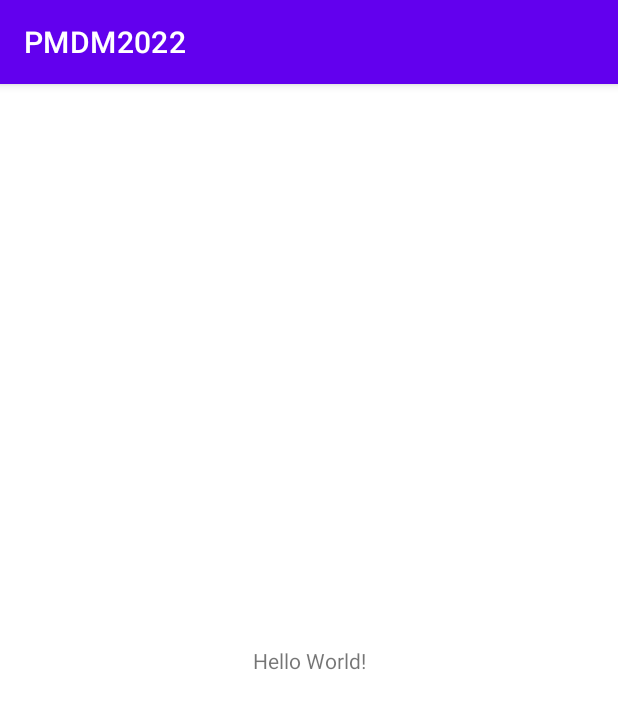
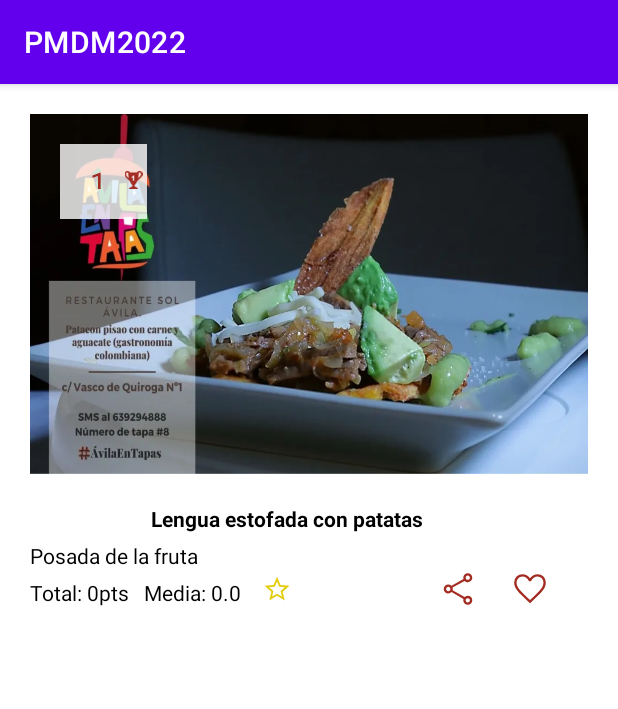
Before and after one commit to Pabloyquemas/PMDM, an Android app: the screen it shows after launch (MainActivity before the commit, Ut01AvilaEnTapasActivity after it), on a phone screen of 412 x 824 dp. Shown: the top 709 px of the screen. Run offline under Robolectric (Android 15) with nearby library versions, the phone set to English and light mode, and no system bars.

Commit message:
Avila en Tapas

```diff
--- a/app/src/main/AndroidManifest.xml
+++ b/app/src/main/AndroidManifest.xml
@@ -12,6 +12,18 @@
         android:supportsRtl="true"
         android:theme="@style/Theme.PMDM2022"
         tools:targetApi="31">
+        <activity
+            android:name=".ut01.AvilaEnTapas.Ut01AvilaEnTapasActivity"
+            android:exported="true">
+            <intent-filter>
+                <action android:name="android.intent.action.MAIN" />
+
+                <category android:name="android.intent.category.LAUNCHER" />
+            </intent-filter>
+            <meta-data
+                android:name="android.app.lib_name"
+                android:value="" />
+        </activity>
         <activity
             android:name=".Ut01Ex02bActivity"
             android:exported="false">
@@ -36,11 +48,6 @@
         <activity
             android:name=".MainActivity"
             android:exported="true">
-            <intent-filter>
-                <action android:name="android.intent.action.MAIN" />
-
-                <category android:name="android.intent.category.LAUNCHER" />
-            </intent-filter>
 
             <meta-data
                 android:name="android.app.lib_name"
--- /dev/null
+++ b/app/src/main/java/com/pgonrod/pmdm2022/ut01/AvilaEnTapas/Ut01AvilaEnTapasActivity.kt
@@ -0,0 +1,12 @@
+package com.pgonrod.pmdm2022.ut01.AvilaEnTapas
+
+import androidx.appcompat.app.AppCompatActivity
+import android.os.Bundle
+import com.pgonrod.pmdm2022.R
+
+class Ut01AvilaEnTapasActivity : AppCompatActivity() {
+    override fun onCreate(savedInstanceState: Bundle?) {
+        super.onCreate(savedInstanceState)
+        setContentView(R.layout.activity_ut01_avila_en_tapas)
+    }
+}
--- /dev/null
+++ b/app/src/main/res/drawable/ic_favorite.xml
@@ -0,0 +1,9 @@
+<vector xmlns:android="http://schemas.android.com/apk/res/android"
+    android:width="48dp"
+    android:height="48dp"
+    android:viewportWidth="48"
+    android:viewportHeight="48">
+  <path
+      android:fillColor="#FF000000"
+      android:pathData="m24,41.95 l-2.05,-1.85q-5.3,-4.85 -8.75,-8.375 -3.45,-3.525 -5.5,-6.3T4.825,20.4Q4,18.15 4,15.85q0,-4.5 3.025,-7.525Q10.05,5.3 14.5,5.3q2.85,0 5.275,1.35Q22.2,8 24,10.55q2.1,-2.7 4.45,-3.975T33.5,5.3q4.45,0 7.475,3.025Q44,11.35 44,15.85q0,2.3 -0.825,4.55T40.3,25.425q-2.05,2.775 -5.5,6.3T26.05,40.1ZM24,38q5.05,-4.65 8.325,-7.975 3.275,-3.325 5.2,-5.825 1.925,-2.5 2.7,-4.45 0.775,-1.95 0.775,-3.9 0,-3.3 -2.1,-5.425T33.5,8.3q-2.55,0 -4.75,1.575T25.2,14.3h-2.45q-1.3,-2.8 -3.5,-4.4 -2.2,-1.6 -4.75,-1.6 -3.3,0 -5.4,2.125Q7,12.55 7,15.85q0,1.95 0.775,3.925 0.775,1.975 2.7,4.5Q12.4,26.8 15.7,30.1 19,33.4 24,38ZM24,23.15Z"/>
+</vector>
--- /dev/null
+++ b/app/src/main/res/drawable/ic_share.xml
@@ -0,0 +1,9 @@
+<vector xmlns:android="http://schemas.android.com/apk/res/android"
+    android:width="48dp"
+    android:height="48dp"
+    android:viewportWidth="48"
+    android:viewportHeight="48">
+  <path
+      android:fillColor="#FF000000"
+      android:pathData="M36.35,44q-2.35,0 -4.025,-1.675Q30.65,40.65 30.65,38.3q0,-0.35 0.075,-0.825t0.225,-0.875L15.8,27.8q-0.75,0.85 -1.85,1.375t-2.25,0.525q-2.35,0 -4.025,-1.675Q6,26.35 6,24q0,-2.4 1.675,-4.05T11.7,18.3q1.15,0 2.2,0.45 1.05,0.45 1.9,1.3l15.15,-8.7q-0.15,-0.35 -0.225,-0.8 -0.075,-0.45 -0.075,-0.85 0,-2.4 1.675,-4.05T36.35,4q2.4,0 4.05,1.65t1.65,4.05q0,2.35 -1.65,4.025 -1.65,1.675 -4.05,1.675 -1.15,0 -2.225,-0.375Q33.05,14.65 32.3,13.8l-15.15,8.4q0.1,0.4 0.175,0.925 0.075,0.525 0.075,0.875t-0.075,0.75q-0.075,0.4 -0.175,0.8l15.15,8.6q0.75,-0.7 1.75,-1.125 1,-0.425 2.3,-0.425 2.4,0 4.05,1.65t1.65,4.05q0,2.35 -1.65,4.025Q38.75,44 36.35,44ZM36.35,12.4q1.15,0 1.925,-0.775 0.775,-0.775 0.775,-1.925t-0.775,-1.925Q37.5,7 36.35,7t-1.925,0.775q-0.775,0.775 -0.775,1.925t0.775,1.925q0.775,0.775 1.925,0.775ZM11.7,26.7q1.15,0 1.925,-0.775 0.775,-0.775 0.775,-1.925t-0.775,-1.925Q12.85,21.3 11.7,21.3t-1.925,0.775Q9,22.85 9,24t0.775,1.925q0.775,0.775 1.925,0.775ZM36.35,41q1.15,0 1.925,-0.775 0.775,-0.775 0.775,-1.925t-0.775,-1.925Q37.5,35.6 36.35,35.6t-1.925,0.775q-0.775,0.775 -0.775,1.925t0.775,1.925Q35.2,41 36.35,41ZM36.35,9.7ZM11.7,24ZM36.35,38.3Z"/>
+</vector>
--- /dev/null
+++ b/app/src/main/res/drawable/ic_star.xml
@@ -0,0 +1,9 @@
+<vector xmlns:android="http://schemas.android.com/apk/res/android"
+    android:width="48dp"
+    android:height="48dp"
+    android:viewportWidth="48"
+    android:viewportHeight="48">
+  <path
+      android:fillColor="#FF000000"
+      android:pathData="m16.15,37.75 l7.85,-4.7 7.85,4.75 -2.1,-8.9 6.9,-6 -9.1,-0.8L24,13.7l-3.55,8.35 -9.1,0.8 6.9,6ZM11.65,44l3.25,-14.05L4,20.5l14.4,-1.25L24,6l5.6,13.25L44,20.5l-10.9,9.45L36.35,44 24,36.55ZM24,26.25Z"/>
+</vector>
--- /dev/null
+++ b/app/src/main/res/layout/activity_ut01_avila_en_tapas.xml
@@ -0,0 +1,112 @@
+<?xml version="1.0" encoding="utf-8"?>
+<RelativeLayout xmlns:android="http://schemas.android.com/apk/res/android"
+    xmlns:app="http://schemas.android.com/apk/res-auto"
+    xmlns:tools="http://schemas.android.com/tools"
+    android:layout_width="match_parent"
+    android:layout_height="match_parent"
+    android:orientation="vertical"
+    tools:context=".ut01.AvilaEnTapas.Ut01AvilaEnTapasActivity">
+
+    <RelativeLayout
+        android:id="@+id/part1"
+        android:layout_width="wrap_content"
+        android:layout_height="@dimen/size_image"
+        android:layout_marginStart="@dimen/size_margin"
+        android:layout_marginTop="@dimen/size_margin"
+        android:layout_marginEnd="@dimen/size_margin"
+        android:layout_marginBottom="@dimen/size_margin"
+        android:background="@drawable/ic_Tapa">
+
+        <RelativeLayout
+            android:layout_width="58dp"
+            android:layout_height="50dp"
+            android:layout_marginStart="@dimen/size_margin"
+            android:layout_marginTop="@dimen/size_margin"
+            android:layout_marginEnd="@dimen/size_margin"
+            android:layout_marginBottom="@dimen/size_margin"
+            android:background="@color/white_transparent">
+
+            <TextView
+                android:layout_width="match_parent"
+                android:layout_height="20dp"
+                android:layout_marginStart="@dimen/size_margin"
+                android:layout_marginTop="12dp"
+                android:layout_marginEnd="@dimen/size_margin"
+                android:layout_marginBottom="@dimen/size_margin"
+                android:text="1º"
+                android:textColor="@color/dark_red"
+                android:textSize="20sp" />
+
+            <ImageView
+                android:layout_width="wrap_content"
+                android:layout_height="12dp"
+                android:layout_marginLeft="40dp"
+                android:layout_marginTop="18dp"
+                android:src="@drawable/ic_trofeo"
+                app:tint="@color/dark_red" />
+        </RelativeLayout>
+    </RelativeLayout>
+    <TextView
+        android:id="@+id/name_tapa"
+        android:layout_width="wrap_content"
+        android:layout_height="wrap_content"
+        android:layout_below="@id/part1"
+        android:layout_marginLeft="100dp"
+        android:text="@string/name_tapa"
+        android:textAlignment="center"
+        android:textColor="@color/black"
+        android:textStyle="bold" />
+    <TextView
+        android:id="@+id/name_restaurant"
+        android:layout_below="@id/name_tapa"
+        android:layout_width="wrap_content"
+        android:layout_height="wrap_content"
+        android:layout_marginTop="5dp"
+        android:layout_marginLeft="@dimen/size_margin"
+        android:textColor="@color/black"
+        android:text="@string/name_restaurant"/>
+    <TextView
+        android:id="@+id/points"
+        android:layout_below="@id/name_restaurant"
+        android:layout_width="wrap_content"
+        android:layout_height="wrap_content"
+        android:layout_marginTop="5dp"
+        android:textColor="@color/black"
+        android:layout_marginLeft="@dimen/size_margin"
+        android:text="@string/points"/>
+    <TextView
+        android:id="@+id/media"
+        android:layout_toEndOf="@id/points"
+        android:layout_below="@id/name_restaurant"
+        android:layout_marginTop="5dp"
+        android:layout_marginLeft="10dp"
+        android:layout_width="wrap_content"
+        android:layout_height="wrap_content"
+        android:textColor="@color/black"
+        android:text="@string/media"/>
+    <ImageView
+        android:id="@+id/star"
+        android:layout_marginTop="2dp"
+        android:layout_toEndOf="@id/media"
+        android:layout_below="@id/name_restaurant"
+        android:layout_width="wrap_content"
+        android:layout_height="20dp"
+        android:src="@drawable/ic_star"
+        app:tint="@color/dark_yellow"
+        android:backgroundTint="@color/dark_yellow"/>
+    <ImageView
+        android:id="@+id/share"
+        android:layout_width="wrap_content"
+        android:layout_height="25dp"
+        android:src="@drawable/ic_share"
+        android:layout_toEndOf="@id/name_tapa"
+        android:layout_below="@id/name_restaurant"
+        app:tint="@color/dark_red" />
+    <ImageView
+        android:layout_toEndOf="@id/share"
+        android:layout_below="@id/name_restaurant"
+        android:layout_width="wrap_content"
+        android:layout_height="25dp"
+        app:tint="@color/dark_red"
+        android:src="@drawable/ic_favorite"/>
+</RelativeLayout>
--- a/app/src/main/res/values/colors.xml
+++ b/app/src/main/res/values/colors.xml
@@ -6,6 +6,8 @@
     <color name="teal_200">#FF03DAC5</color>
     <color name="teal_700">#FF018786</color>
     <color name="black">#FF000000</color>
-    <color name="white">#FFFFFFFF</color>
+    <color name="white_transparent">#CCFFFFFF</color>
     <color name="red">#F44336</color>
+    <color name="dark_red">#A32B22</color>
+    <color name="dark_yellow">#E3CD0F</color>
 </resources>
--- a/app/src/main/res/values/dimens.xml
+++ b/app/src/main/res/values/dimens.xml
@@ -1,4 +1,5 @@
 <?xml version="1.0" encoding="utf-8"?>
 <resources>
     <dimen name = "size_image">240dp</dimen>
+    <dimen name = "size_margin">20dp</dimen>
 </resources>
--- a/app/src/main/res/values/strings.xml
+++ b/app/src/main/res/values/strings.xml
@@ -4,4 +4,8 @@
     <string name="titulo">Dados</string>
     <string name="contenido">Un dado es un objeto preparado para mostrar un resultado aleatorio cuando es lanzado sobre una superficie horizontal, desde la mano o mediante un cubilete, en cuyo caso los resultados ocurren con una probabilidad que se distribuye mediante una distribución uniforme discreta.</string>
     <string name="titulo2">Titulo</string>
+    <string name="name_tapa">Lengua estofada con patatas</string>
+    <string name="name_restaurant">Posada de la fruta</string>
+    <string name="points">Total: 0pts</string>
+    <string name="media">Media: 0.0</string>
 </resources>
```
Also changed, not shown: app/src/main/res/drawable/ic_Tapa.webp (added), app/src/main/res/drawable/ic_trofeo.png (added).
